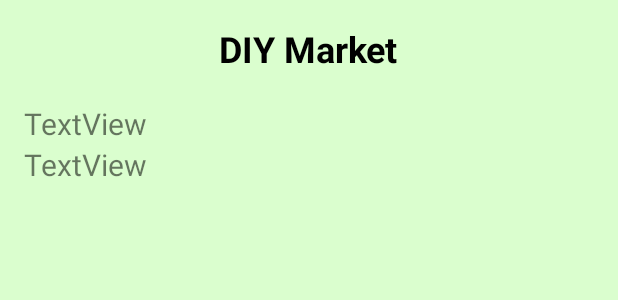
After one commit to Chaachii2797/Revised_Gcompanion, an Android app: the layout activity_recommend_.xml on its own in the app's theme, with its tools: preview values and no code run, on a phone screen of 412 x 824 dp. The commit adds this screen. Shown: the top 300 px of the screen. Run offline under Robolectric (Android 15) with nearby library versions, the phone set to English and light mode, and no system bars.

Commit message:
doing recommendation but not yet done

```diff
--- a/app/src/main/java/cabiso/daphny/com/g_companion/Fragments/DIYCommunity.java
+++ b/app/src/main/java/cabiso/daphny/com/g_companion/Fragments/DIYCommunity.java
@@ -23,6 +23,8 @@ public class DIYCommunity extends Fragment {
         View view = inflater.inflate(R.layout.fragment_diys, container, false);
 
         return view;
+
+
     }
 
 }
--- a/app/src/main/java/cabiso/daphny/com/g_companion/MainActivity.java
+++ b/app/src/main/java/cabiso/daphny/com/g_companion/MainActivity.java
@@ -37,7 +37,6 @@ public class MainActivity extends AppCompatActivity
     private Boolean isFabOpen = false;
     private FloatingActionButton fab, fab1, fab2, fab3;
     private Animation fab_open, fab_close, rotate_forward, rotate_backward;
-
 
     private FirebaseAuth mFirebaseAuth;
     private FirebaseUser mFirebaseUser;
--- /dev/null
+++ b/app/src/main/res/layout/activity_recommend_.xml
@@ -0,0 +1,51 @@
+<?xml version="1.0" encoding="utf-8"?>
+<RelativeLayout xmlns:android="http://schemas.android.com/apk/res/android"
+    xmlns:app="http://schemas.android.com/apk/res-auto"
+    xmlns:tools="http://schemas.android.com/tools"
+    android:orientation="vertical"
+    android:layout_width="match_parent"
+    android:layout_height="match_parent"
+    android:paddingBottom="@dimen/activity_vertical_margin"
+    android:paddingLeft="@dimen/activity_horizontal_margin"
+    android:paddingRight="@dimen/activity_horizontal_margin"
+    android:paddingTop="@dimen/activity_vertical_margin"
+    android:background="@color/background_material_light">
+
+
+    <TextView
+        android:id="@+id/textView13"
+        android:layout_width="wrap_content"
+        android:layout_height="wrap_content"
+        android:layout_above="@+id/list_view_diy"
+        android:layout_centerHorizontal="true"
+        android:layout_marginBottom="20dp"
+        android:text="DIY Market"
+        android:textColor="@android:color/black"
+        android:textSize="24sp"
+        android:textStyle="bold" />
+
+    <TextView
+        android:id="@+id/tvDiyName"
+        android:layout_width="wrap_content"
+        android:layout_height="wrap_content"
+        android:layout_alignParentEnd="true"
+        android:layout_alignParentLeft="true"
+        android:layout_alignParentRight="true"
+        android:layout_alignParentStart="true"
+        android:layout_below="@+id/textView13"
+        android:text="TextView"
+        android:textSize="20dp" />
+
+    <TextView
+        android:id="@+id/tvDiyMaterial"
+        android:layout_width="wrap_content"
+        android:layout_height="wrap_content"
+        android:layout_alignParentEnd="true"
+        android:layout_alignParentLeft="true"
+        android:layout_alignParentRight="true"
+        android:layout_alignParentStart="true"
+        android:layout_below="@+id/tvDiyName"
+        android:text="TextView"
+        android:textSize="20dp" />
+
+</RelativeLayout>
--- a/app/src/main/res/layout/app_bar_main.xml
+++ b/app/src/main/res/layout/app_bar_main.xml
@@ -89,7 +89,6 @@
         android:id="@+id/theFragmentFrame"
         android:layout_width="match_parent"
         android:layout_height="match_parent">
-
     </FrameLayout>
 
 
--- a/app/src/main/res/layout/fragment_diys.xml
+++ b/app/src/main/res/layout/fragment_diys.xml
@@ -27,9 +27,9 @@
                 android:layout_width="300dp"
                 android:layout_height="400dp"
                 app:srcCompat="@drawable/frame_border"
-                android:layout_marginBottom="37dp"
-                android:layout_alignParentBottom="true"
-                android:layout_centerHorizontal="true" />
+                android:layout_alignParentTop="true"
+                android:layout_centerHorizontal="true"
+                android:layout_marginTop="72dp" />
         </RelativeLayout>
     </FrameLayout>
 
```
Also changed, not shown: app/build.gradle (+8 -9 lines), app/src/main/AndroidManifest.xml (+7 -18 lines), app/src/main/java/cabiso/daphny/com/g_companion/ImageRecognitionTags.java (+11 -6 lines), app/src/main/java/cabiso/daphny/com/g_companion/Login.java (+0 -10 lines), app/src/main/java/cabiso/daphny/com/g_companion/Recommend/DIYrecommend.java (+12 -12 lines), app/src/main/java/cabiso/daphny/com/g_companion/Recommend/RecommendActivity.java (+5 -2 lines), app/src/main/java/cabiso/daphny/com/g_companion/Recommend/RecommendDIYAdapter.java (+4 -4 lines), app/src/main/java/cabiso/daphny/com/g_companion/Recommend/Recommend_Activity.java (added, +87 -0 lines), app/src/main/java/cabiso/daphny/com/g_companion/UploadImage.java (+8 -52 lines), app/src/main/res/layout/activity_upload_image.xml (+0 -8 lines).
